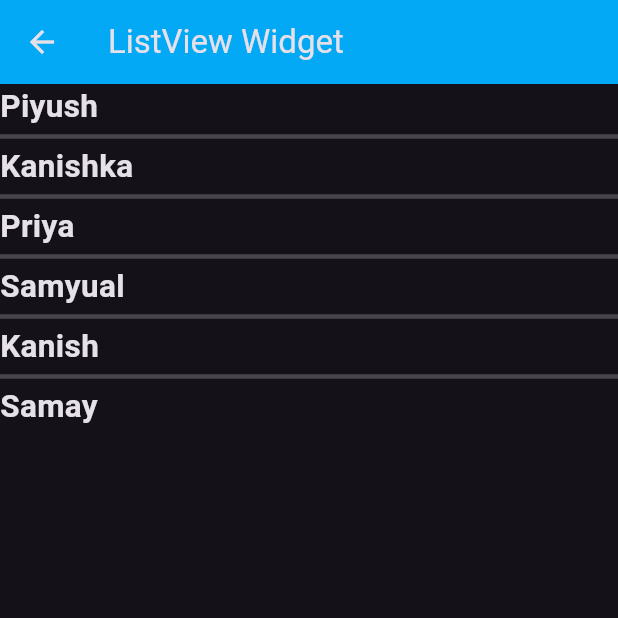
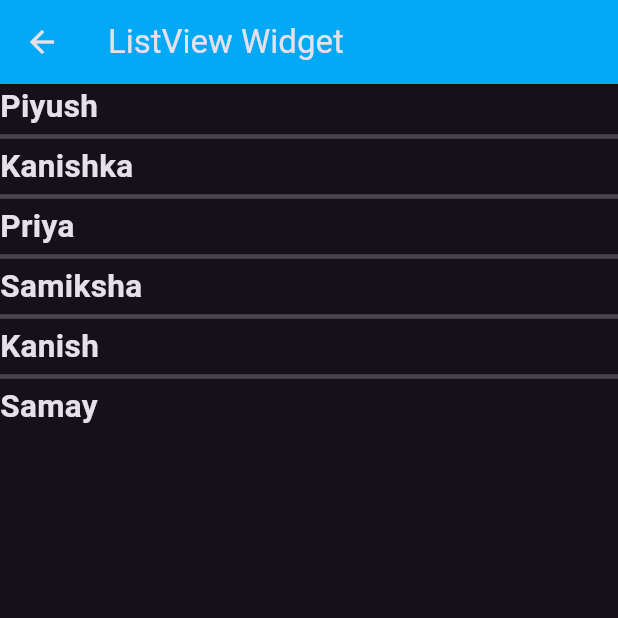
Before and after one commit to Piyushbhatt7/Flutter-Widgets, a Flutter app: the ListviewBuilder screen opened directly, on a phone screen of 412 x 824 dp, the top half of it. Run offline on Flutter 3.47's test engine with Material 3 defaults, Android fonts, the light colour scheme and no system bars.

Commit message:
ListviewBuilder

```diff
--- a/lib/ListviewBuilder.dart
+++ b/lib/ListviewBuilder.dart
@@ -11,7 +11,7 @@ class ListviewBuilder extends StatelessWidget {
       'Piyush',
       'Kanishka',
       'Priya',
-      'Samyual',   // dynamic data
+      'Samiksha',   // dynamic data
       'Kanish',
       'Samay',
 
```
